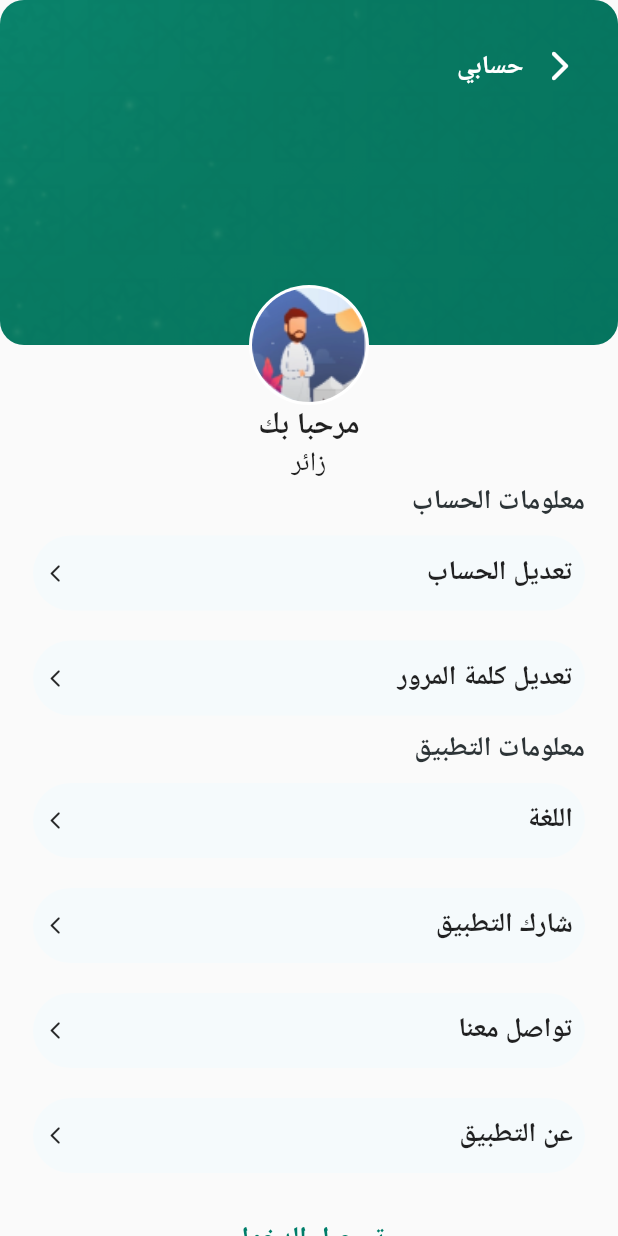
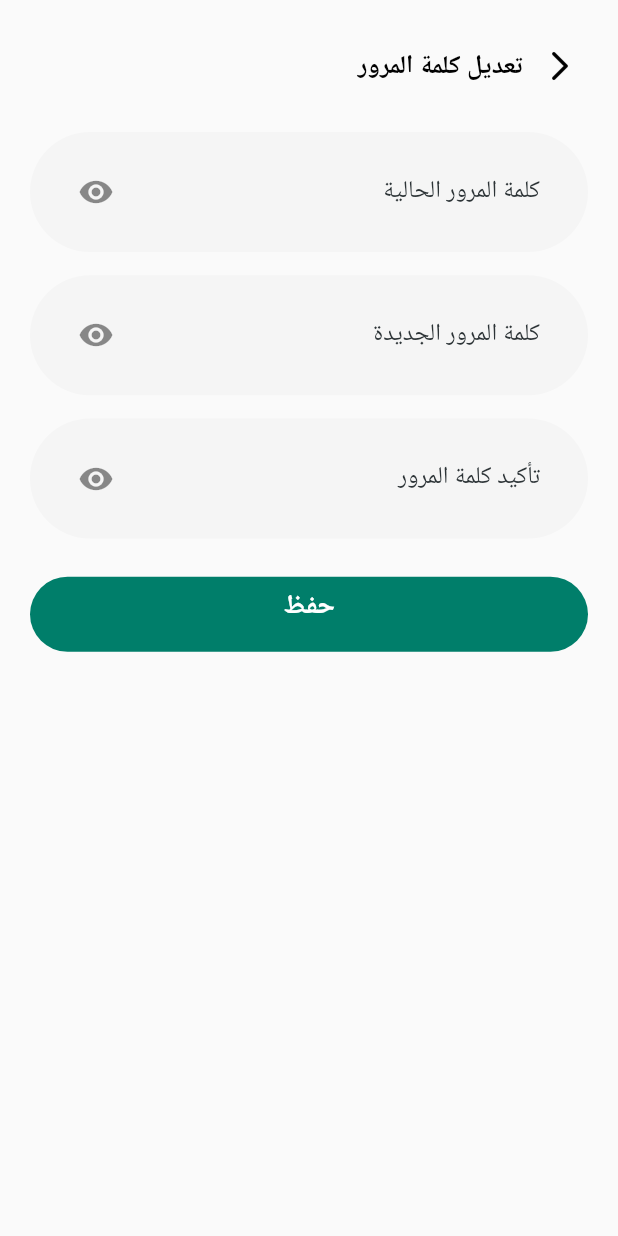
Before and after one commit to ammarelgml/Mosques-Guide-FlutterApp, a Flutter app: the Settings screen opened by its route, after a tap on "تعديل كلمة المرور", on a phone screen of 412 x 824 dp. Run offline on Flutter 3.47's test engine with Material 2 defaults, Android fonts, the phone set to English and light mode, and no system bars; our stand-ins replace get, location; statements that could not run were skipped.

Commit message:
Password Settings Screen

```diff
--- a/lib/routes.dart
+++ b/lib/routes.dart
@@ -8,6 +8,7 @@ import 'view/settings/index.dart';
 import 'view/about_us/index.dart';
 import 'view/contact_us/index.dart';
 import 'view/settings/account_settings.dart';
+import 'view/settings/password_settings.dart';
 
 routes() => [
       GetPage(name: "/", page: () => Splash()),
@@ -18,4 +19,5 @@ routes() => [
       GetPage(name: "/about_us", page: () => AboutUs()),
       GetPage(name: "/contact_us", page: () => ContactUs()),
       GetPage(name: "/account_settings", page: () => AccountSettings()),
+      GetPage(name: "/password_settings", page: () => PasswordSettings()),
     ];
--- a/lib/view/settings/index.dart
+++ b/lib/view/settings/index.dart
@@ -75,6 +75,6 @@ class Settings extends StatelessWidget {
   }
 
   passwordSettings() {
-    print("password Settings Btn");
+    Get.toNamed('/password_settings');
   }
 }
--- /dev/null
+++ b/lib/view/settings/password_settings.dart
@@ -0,0 +1,100 @@
+import 'package:flutter/material.dart';
+import 'package:get/get.dart';
+import '/view/settings/widgets/my_textfield.dart';
+
+class PasswordSettings extends StatelessWidget {
+  final _currentPwd = TextEditingController();
+  final _newPwd = TextEditingController();
+  final _confirmPwd = TextEditingController();
+
+  @override
+  Widget build(BuildContext context) {
+    return Scaffold(
+      body: SafeArea(
+        child: Column(
+          children: <Widget>[
+            Padding(
+              padding: const EdgeInsets.only(top: 20, right: 15),
+              child: Row(
+                mainAxisAlignment: MainAxisAlignment.end,
+                children: <Widget>[
+                  const Text(
+                    "تعديل كلمة المرور",
+                    style: TextStyle(
+                        fontWeight: FontWeight.w700,
+                        fontSize: 17,
+                        color: Colors.black),
+                  ),
+                  IconButton(
+                    icon: const Icon(
+                      Icons.arrow_forward_ios_rounded,
+                      color: Colors.black,
+                    ),
+                    onPressed: () {
+                      Get.toNamed("/settings");
+                    },
+                  ),
+                ],
+              ),
+            ),
+            Expanded(
+              child: SingleChildScrollView(
+                child: Padding(
+                  padding: const EdgeInsets.all(20.0),
+                  child: Column(
+                    children: <Widget>[
+                      MyTextField(
+                        labelTxt: "كلمة المرور الحالية",
+                        controller: _currentPwd,
+                      ),
+                      const SizedBox(height: 15.5),
+                      MyTextField(
+                        labelTxt: "كلمة المرور الجديدة",
+                        controller: _newPwd,
+                      ),
+                      const SizedBox(height: 15.5),
+                      MyTextField(
+                        labelTxt: "تأكيد كلمة المرور",
+                        controller: _confirmPwd,
+                      ),
+                      const SizedBox(height: 15.5),
+                      MaterialButton(
+                        onPressed: () {
+                          print("current Password:${_currentPwd.value.text}");
+                          print("new Password:${_newPwd.value.text}");
+                          print("Confirm Password:${_confirmPwd.value.text}");
+                        },
+                        child: Ink(
+                          padding: const EdgeInsets.all(8.0),
+                          width: double.infinity,
+                          height: 50,
+                          decoration: BoxDecoration(
+                            borderRadius: BorderRadius.circular(30.0),
+                            color: const Color(0xff007E6A),
+                          ),
+                          child: const Text(
+                            "حفظ",
+                            textAlign: TextAlign.center,
+                            style: TextStyle(
+                              color: Colors.white,
+                              fontWeight: FontWeight.w600,
+                              fontSize: 18,
+                            ),
+                          ),
+                        ),
+                        padding: const EdgeInsets.symmetric(
+                            vertical: 10, horizontal: 0.0),
+                        shape: RoundedRectangleBorder(
+                            borderRadius: BorderRadius.circular(32.0)),
+                      ),
+                    ],
+                  ),
+                ),
+              ),
+            )
+          ],
+        ),
+      ),
+    );
+  }
+}
--- /dev/null
+++ b/lib/view/settings/widgets/my_textfield.dart
@@ -0,0 +1,56 @@
+import 'package:flutter/material.dart';
+
+class MyTextField extends StatefulWidget {
+  final String labelTxt;
+  late TextEditingController controller;
+  MyTextField({
+    required this.labelTxt,
+    required this.controller,
+  });
+
+  @override
+  State<MyTextField> createState() => _MyTextFieldState();
+}
+
+class _MyTextFieldState extends State<MyTextField> {
+  bool _isObscure = true;
+
+  @override
+  Widget build(BuildContext context) {
+    return Container(
+      padding: const EdgeInsets.symmetric(horizontal: 20),
+      child: Center(
+        child: Directionality(
+          textDirection: TextDirection.rtl,
+          child: TextFormField(
+            controller: widget.controller,
+            textAlign: TextAlign.right,
+            obscureText: _isObscure,
+            cursorColor: const Color(0xff2D3437),
+            decoration: InputDecoration(
+              labelText: widget.labelTxt,
+              labelStyle: const TextStyle(color: Color(0xff2D3437)),
+              border: const OutlineInputBorder(
+                borderSide: BorderSide.none,
+              ),
+              suffixIcon: IconButton(
+                icon:
+                    Icon(_isObscure ? Icons.visibility : Icons.visibility_off),
+                onPressed: () {
+                  setState(() {
+                    _isObscure = !_isObscure;
+                  });
+                },
+              ),
+            ),
+          ),
+        ),
+      ),
+      decoration: BoxDecoration(
+        borderRadius: BorderRadius.circular(40),
+        color: Colors.grey[100],
+      ),
+      height: 80,
+    );
+  }
+}
```
